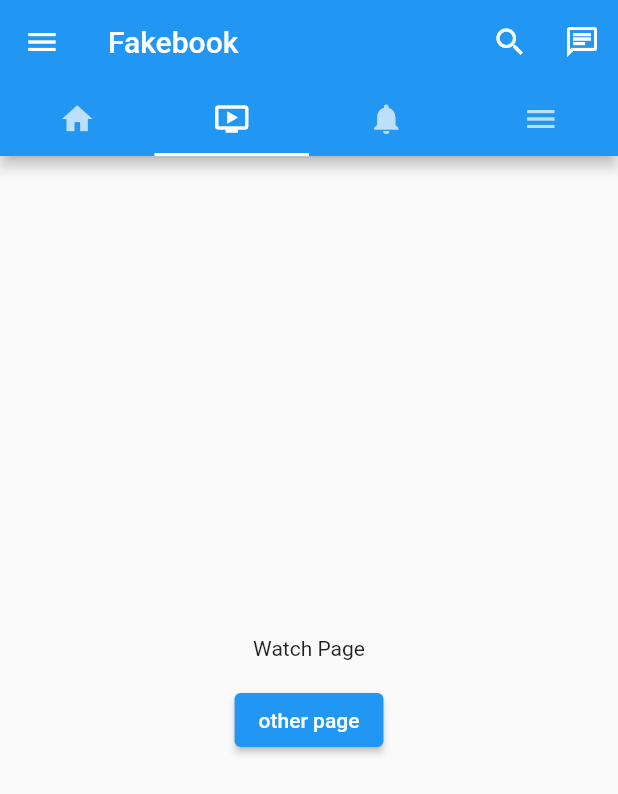
After one commit to NguyenVanHien8502/fakebook, a Flutter app: the screen it shows after launch, tab 2 chosen, on a phone screen of 412 x 824 dp. The commit adds this screen. Shown: the top 794 px of the screen. Run offline on Flutter 3.47's test engine with Material 2 defaults, Android fonts, the phone set to English and light mode, and no system bars.

Commit message:
fix tabbar for app

```diff
--- a/lib/src/pages/app.dart
+++ b/lib/src/pages/app.dart
@@ -1,4 +1,5 @@
-import 'package:fakebook/src/pages/tabs/setting_page.dart';
+import 'package:fakebook/src/pages/tabs/menu_page.dart';
+import 'package:fakebook/src/pages/tabs/watch_page.dart';
 import 'package:fakebook/src/utils/drawer.dart';
 import 'package:fakebook/src/pages/tabs/home_page.dart';
 import 'package:fakebook/src/pages/tabs/notification_page.dart';
@@ -15,24 +16,40 @@ class AppState extends State<App> {
   @override
   Widget build(BuildContext context) {
     return DefaultTabController(
-      length: 3,
+      length: 4,
       child: Scaffold(
-        drawer: const MyDrawer(),
+          drawer: const MyDrawer(),
           appBar: AppBar(
             title: const Text("Fakebook"),
+            actions: <Widget>[
+              IconButton(
+                icon: const Icon(Icons.search),
+                onPressed: () {
+                  print("Search");
+                },
+              ),
+              IconButton(
+                icon: const Icon(Icons.chat_outlined),
+                onPressed: () {
+                  print("Messenger");
+                },
+              ),
+            ],
             bottom: const TabBar(
               tabs: [
                 Tab(icon: Icon(Icons.home)),
+                Tab(icon: Icon(Icons.ondemand_video)),
                 Tab(icon: Icon(Icons.notifications)),
-                Tab(icon: Icon(Icons.settings)),
+                Tab(icon: Icon(Icons.menu)),
               ],
             ),
           ),
           body: const TabBarView(
             children: <Widget>[
               HomePage(),
+              WatchPage(),
               NotificationPage(),
-              SettingPage()
+              MenuPage()
             ],
           )),
     );
--- a/lib/src/pages/tabs/setting_page.dart
+++ b/lib/src/pages/tabs/menu_page.dart
@@ -1,7 +1,7 @@
 import 'package:flutter/material.dart';
 
-class SettingPage extends StatelessWidget {
-  const SettingPage({super.key});
+class MenuPage extends StatelessWidget {
+  const MenuPage({super.key});
 
   @override
   Widget build(BuildContext context) {
@@ -10,7 +10,7 @@ class SettingPage extends StatelessWidget {
       child: Column(
         mainAxisAlignment: MainAxisAlignment.center,
         children: <Widget>[
-          Text("Settings"),
+          Text("Menu"),
         ],
       ),
     );
--- /dev/null
+++ b/lib/src/pages/tabs/watch_page.dart
@@ -0,0 +1,27 @@
+import 'package:flutter/material.dart';
+
+class WatchPage extends StatelessWidget {
+  const WatchPage({super.key});
+
+  @override
+  Widget build(BuildContext context) {
+    return SizedBox(
+      width: double.infinity,
+      child: Column(
+        mainAxisAlignment: MainAxisAlignment.center,
+        children: <Widget>[
+          const Text("Watch Page"),
+          Padding(
+            padding: const EdgeInsets.only(top: 16.0),
+            child: ElevatedButton(
+              onPressed: () {
+                Navigator.of(context).pushNamed("/other-page");
+              },
+              child: const Text('other page'),
+            ),
+          ),
+        ],
+      ),
+    );
+  }
+}
```
Also changed, not shown: lib/src/components/my_appbar.dart (deleted, +0 -30 lines).
